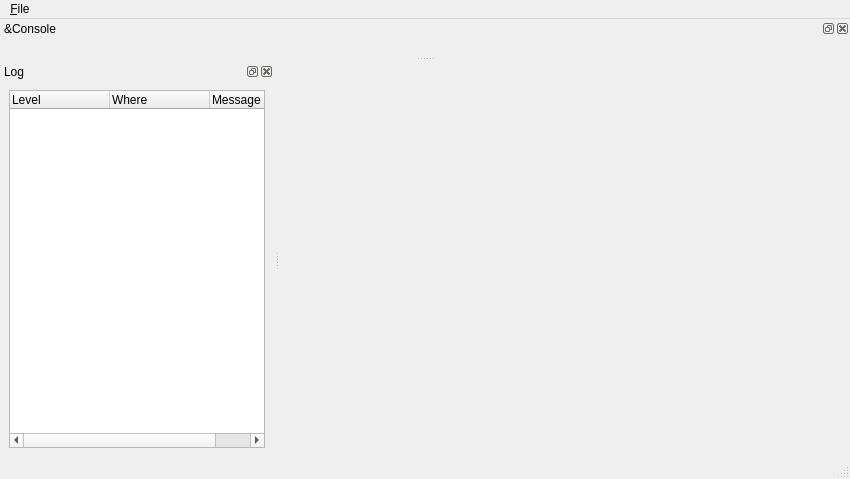
cyberegoorg/cetech, file tools/src/console/ui/mainwindow.ui: the form before one commit.
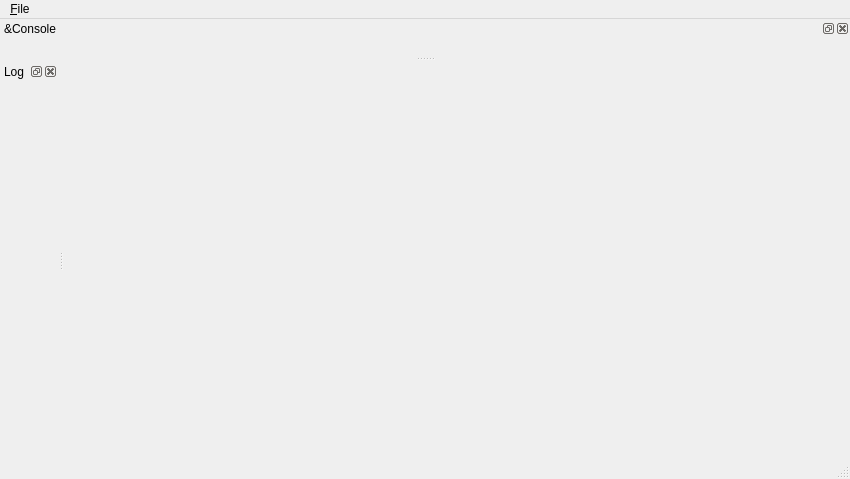
The form after the commit.

The edit to the form file:
```diff
--- a/tools/src/console/ui/mainwindow.ui
+++ b/tools/src/console/ui/mainwindow.ui
@@ -42,42 +42,7 @@
     <number>1</number>
    </attribute>
    <widget class="QWidget" name="dockWidgetContents">
-    <layout class="QVBoxLayout" name="verticalLayout">
-     <item>
-      <widget class="QTreeWidget" name="LogWidget">
-       <property name="sizePolicy">
-        <sizepolicy hsizetype="Preferred" vsizetype="Preferred">
-         <horstretch>0</horstretch>
-         <verstretch>0</verstretch>
-        </sizepolicy>
-       </property>
-       <property name="rootIsDecorated">
-        <bool>false</bool>
-       </property>
-       <attribute name="headerDefaultSectionSize">
-        <number>100</number>
-       </attribute>
-       <attribute name="headerShowSortIndicator" stdset="0">
-        <bool>false</bool>
-       </attribute>
-       <column>
-        <property name="text">
-         <string>Level</string>
-        </property>
-       </column>
-       <column>
-        <property name="text">
-         <string>Where</string>
-        </property>
-       </column>
-       <column>
-        <property name="text">
-         <string>Message</string>
-        </property>
-       </column>
-      </widget>
-     </item>
-    </layout>
+    <layout class="QVBoxLayout" name="verticalLayout"/>
    </widget>
   </widget>
   <widget class="QDockWidget" name="console_dock_widget">
```
Left out of the diff: 2 changed lines with no effect on the pictures.
